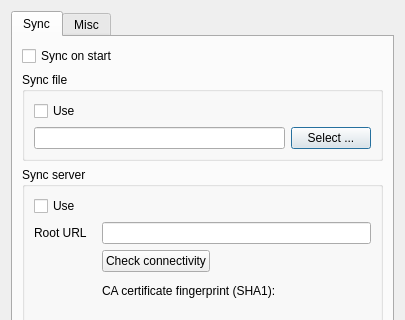
Above: Qt-SESAM/optionsdialog.ui from 607011/Qt-SESAM before the change; both pictures show x 0 to 405 and y 0 to 320 of the 405 by 524 pixel window. Below: the same form after it.
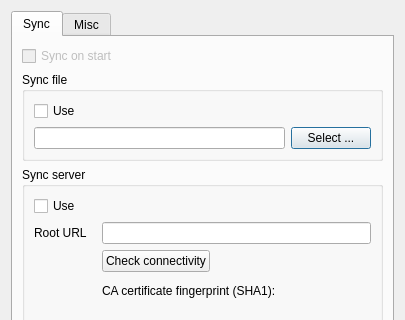
That is the form after the change.

Commit message: Disabled "Sync on start" until issue #56 is resolved.

```diff
--- a/Qt-SESAM/optionsdialog.ui
+++ b/Qt-SESAM/optionsdialog.ui
@@ -26,6 +26,9 @@
       <layout class="QVBoxLayout" name="verticalLayout_3">
        <item>
         <widget class="QCheckBox" name="syncOnStartCheckBox">
+         <property name="enabled">
+          <bool>false</bool>
+         </property>
          <property name="text">
           <string>Sync on start</string>
          </property>
```
The commit also changes 2 other files.
